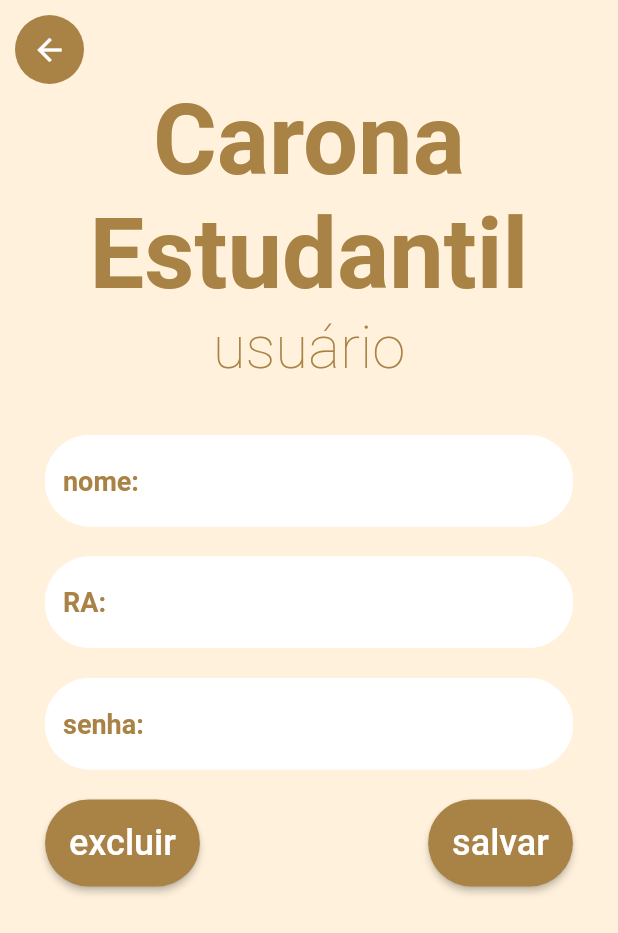
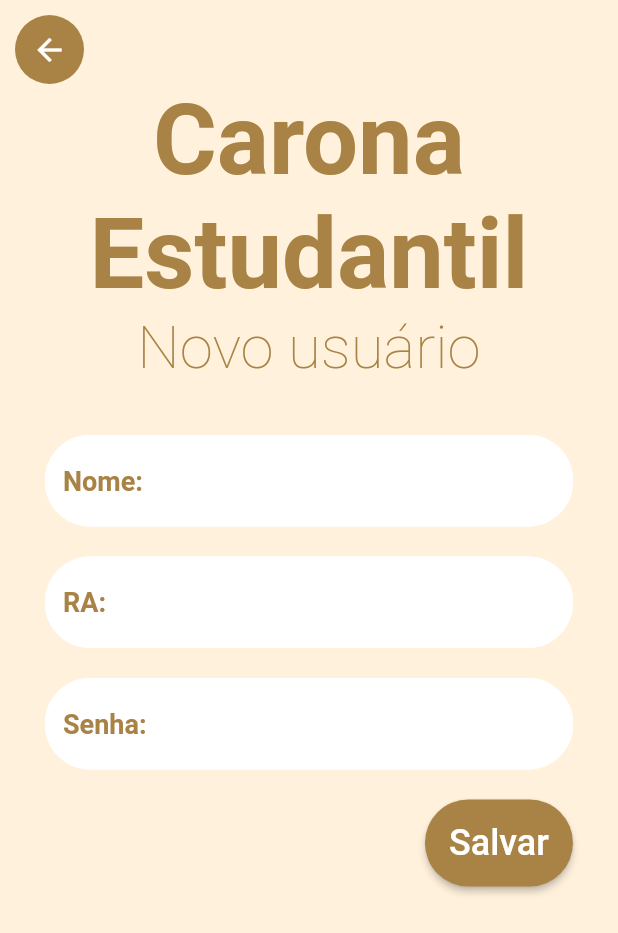
Before and after one commit to nickrvaz/carona-pdm, a Flutter app: the CadastroUsuario screen opened by its route, on a phone screen of 412 x 824 dp. Shown: the top 933 px of the screen. Run offline on Flutter 3.47's test engine with Material 2 defaults, Android fonts, the phone set to English and light mode, and no system bars; our stand-ins replace hive; accounts and stored records are empty.

```diff
--- a/Downloads/PDM2-main/PDM2-main/lib/models/usuario.model.dart
+++ b/Downloads/PDM2-main/PDM2-main/lib/models/usuario.model.dart
@@ -1,7 +1,15 @@
 class Usuario {
+  final String id;
   final String ra;
   final String nome;
-  final String senha;
 
-  const Usuario(this.ra, this.nome, this.senha);
+  const Usuario(
+    this.id,
+    this.ra,
+    this.nome,
+  );
+
+  static Usuario fromJson(Map<String, dynamic> json) {
+    return Usuario(json['id'].toString(), json['RA'], json['nome']);
+  }
 }
--- a/Downloads/PDM2-main/PDM2-main/lib/pages/cadastro-usuario.page.dart
+++ b/Downloads/PDM2-main/PDM2-main/lib/pages/cadastro-usuario.page.dart
@@ -1,7 +1,19 @@
 import 'package:flutter/material.dart';
+import 'package:pdm2/blocs/usuario.bloc.dart';
+import 'package:pdm2/routes.dart';
 
-class CadastroUsuario extends StatelessWidget {
-  const CadastroUsuario({Key? key}) : super(key: key);
+class CadastroUsuario extends StatefulWidget {
+  const CadastroUsuario({super.key});
+
+  @override
+  State<CadastroUsuario> createState() => _CadastroUsuarioState();
+}
+
+class _CadastroUsuarioState extends State<CadastroUsuario> {
+  TextEditingController nomeController = TextEditingController();
+  TextEditingController raController = TextEditingController();
+  TextEditingController senhaController = TextEditingController();
+  UsuarioBloc usuarioBloc = UsuarioBloc();
   @override
   Widget build(BuildContext context) {
     return Scaffold(
@@ -27,7 +39,6 @@ class CadastroUsuario extends StatelessWidget {
       ),
       body: Center(
         child: Column(
-          // mainAxisAlignment: MainAxisAlignment.center,
           children: <Widget>[
             const Text(
               'Carona Estudantil',
@@ -38,7 +49,7 @@ class CadastroUsuario extends StatelessWidget {
                   color: Color.fromRGBO(169, 131, 69, 1)),
             ),
             const Text(
-              'usuário',
+              'Novo usuário',
               style: TextStyle(
                   fontSize: 40,
                   fontWeight: FontWeight.w200,
@@ -52,11 +63,12 @@ class CadastroUsuario extends StatelessWidget {
                   runSpacing: 20,
                   children: [
                     TextField(
+                      controller: nomeController,
                       decoration: InputDecoration(
                           enabledBorder: OutlineInputBorder(
                             borderRadius: BorderRadius.circular(30.0),
-                            borderSide: const BorderSide(
-                                width: 1, color: Colors.white), //<-- SEE HERE
+                            borderSide:
+                                const BorderSide(width: 1, color: Colors.white),
                           ),
                           border: OutlineInputBorder(
                             borderRadius: BorderRadius.circular(30.0),
@@ -67,15 +79,16 @@ class CadastroUsuario extends StatelessWidget {
                             fontWeight: FontWeight.bold,
                             fontSize: 18,
                           ),
-                          hintText: "nome:",
+                          hintText: "Nome:",
                           fillColor: Colors.white),
                     ),
                     TextField(
+                      controller: raController,
                       decoration: InputDecoration(
                           enabledBorder: OutlineInputBorder(
                             borderRadius: BorderRadius.circular(30.0),
-                            borderSide: const BorderSide(
-                                width: 1, color: Colors.white), //<-- SEE HERE
+                            borderSide:
+                                const BorderSide(width: 1, color: Colors.white),
                           ),
                           border: OutlineInputBorder(
                             borderRadius: BorderRadius.circular(30.0),
@@ -89,11 +102,15 @@ class CadastroUsuario extends StatelessWidget {
                           fillColor: Colors.white),
                     ),
                     TextField(
+                      controller: senhaController,
+                      obscureText: true,
+                      enableSuggestions: false,
+                      autocorrect: false,
                       decoration: InputDecoration(
                           enabledBorder: OutlineInputBorder(
                             borderRadius: BorderRadius.circular(30.0),
-                            borderSide: const BorderSide(
-                                width: 1, color: Colors.white), //<-- SEE HERE
+                            borderSide:
+                                const BorderSide(width: 1, color: Colors.white),
                           ),
                           border: OutlineInputBorder(
                             borderRadius: BorderRadius.circular(30.0),
@@ -103,15 +120,23 @@ class CadastroUsuario extends StatelessWidget {
                               color: Color.fromRGBO(169, 131, 69, 1),
                               fontWeight: FontWeight.bold,
                               fontSize: 18),
-                          hintText: "senha:",
+                          hintText: "Senha:",
                           fillColor: Colors.white),
                     ),
                     Row(
-                      mainAxisAlignment: MainAxisAlignment.spaceBetween,
+                      mainAxisAlignment: MainAxisAlignment.end,
                       children: [
                         ElevatedButton(
-                          onPressed: () =>
-                              Navigator.pushNamed(context, '/usuarios'),
+                          onPressed: () {
+                            _salvarUsuario(() {
+                              ScaffoldMessenger.of(context)
+                                  .showSnackBar(const SnackBar(
+                                content: Text("Usuário criado com sucesso"),
+                              ));
+                              Navigator.of(context)
+                                  .pushNamed(RouterGenerator.usuarioPage);
+                            });
+                          },
                           style: ElevatedButton.styleFrom(
                             shape: const StadiumBorder(),
                             backgroundColor:
@@ -120,26 +145,7 @@ class CadastroUsuario extends StatelessWidget {
                           child: const Padding(
                             padding: EdgeInsets.only(top: 15, bottom: 15),
                             child: Text(
-                              'excluir',
-                              style: TextStyle(
-                                color: Colors.white,
-                                fontSize: 24,
-                              ),
-                            ),
-                          ),
-                        ),
-                        ElevatedButton(
-                          onPressed: () =>
-                              Navigator.pushNamed(context, '/usuarios'),
-                          style: ElevatedButton.styleFrom(
-                            shape: const StadiumBorder(),
-                            backgroundColor:
-                                const Color.fromRGBO(169, 131, 69, 1),
-                          ),
-                          child: const Padding(
-                            padding: EdgeInsets.only(top: 15, bottom: 15),
-                            child: Text(
-                              'salvar',
+                              'Salvar',
                               style: TextStyle(
                                 color: Colors.white,
                                 fontSize: 24,
@@ -158,4 +164,12 @@ class CadastroUsuario extends StatelessWidget {
       ),
     );
   }
+
+  void _salvarUsuario(Function callback) async {
+    String nome = nomeController.text;
+    String senha = senhaController.text;
+    String ra = raController.text;
+    usuarioBloc
+        .criarUsuario({'nome': nome, 'senha': senha, 'RA': ra}, callback);
+  }
 }
--- /dev/null
+++ b/Downloads/PDM2-main/PDM2-main/lib/routes.dart
@@ -0,0 +1,54 @@
+import 'package:flutter/material.dart';
+import 'package:pdm2/pages/admin.page.dart';
+import 'package:pdm2/pages/cadastro-usuario.page.dart';
+import 'package:pdm2/pages/editar-usuario.page.dart';
+import 'package:pdm2/pages/listagem-usuarios.page.dart';
+import 'package:pdm2/pages/login.page.dart';
+import 'package:pdm2/pages/usuarios.page.dart';
+
+class RouterGenerator {
+  static const String homePage = '/';
+  static const String loginPage = '/login';
+  static const String usuarioPage = '/usuario';
+  static const String adminPage = '/admin';
+  static const String editarUsuarioPage = '/editar-usuario';
+  static const String cadastrarUsuarioPage = '/cadastrar-usuario';
+  static const String listagemUsuarioPage = '/listagem-usuario';
+
+  RouterGenerator._();
+  static Route<dynamic> generateRoute(RouteSettings settings) {
+    switch (settings.name) {
+      case homePage:
+        return MaterialPageRoute(
+          builder: (_) => const LoginPage(),
+        );
+      case loginPage:
+        return MaterialPageRoute(
+          builder: (_) => const LoginPage(),
+        );
+      case usuarioPage:
+        return MaterialPageRoute(
+          builder: (_) => const Usuarios(),
+        );
+      case adminPage:
+        return MaterialPageRoute(
+          builder: (_) => const AdminPage(),
+        );
+      case editarUsuarioPage:
+        return MaterialPageRoute(builder: (context) {
+          String id = (settings.arguments as Map)['id'];
+          return Editar(id: id);
+        });
+      case cadastrarUsuarioPage:
+        return MaterialPageRoute(
+          builder: (_) => const CadastroUsuario(),
+        );
+      case listagemUsuarioPage:
+        return MaterialPageRoute(
+          builder: (_) => const ListagemUsuarios(),
+        );
+      default:
+        throw const FormatException("Rota não encontrada");
+    }
+  }
+}
--- a/Downloads/PDM2-main/PDM2-main/pubspec.yaml
+++ b/Downloads/PDM2-main/PDM2-main/pubspec.yaml
@@ -37,6 +37,9 @@ dependencies:
   # Use with the CupertinoIcons class for iOS style icons.
   cupertino_icons: ^1.0.2
   material: ^1.0.0+2
+  http: ^0.13.5
+  hive: ^2.2.3
+  path_provider: ^2.0.11
 
 dev_dependencies:
   flutter_test:
```
Also changed, not shown: Downloads/PDM2-main/PDM2-main/lib/blocs/usuario.bloc.dart (added, +52 -0 lines), Downloads/PDM2-main/PDM2-main/lib/main.dart (+11 -16 lines), Downloads/PDM2-main/PDM2-main/lib/pages/admin.page.dart (+6 -4 lines), Downloads/PDM2-main/PDM2-main/lib/pages/editar-usuario.page.dart (+97 -32 lines), Downloads/PDM2-main/PDM2-main/lib/pages/listagem-usuarios.page.dart (+49 -29 lines), Downloads/PDM2-main/PDM2-main/lib/pages/login.page.dart (+41 -22 lines), Downloads/PDM2-main/PDM2-main/lib/pages/usuarios.page.dart (+8 -5 lines), Downloads/PDM2-main/PDM2-main/lib/utils/request.dart (added, +44 -0 lines), Downloads/PDM2-main/PDM2-main/pubspec.lock, 1 other file.
